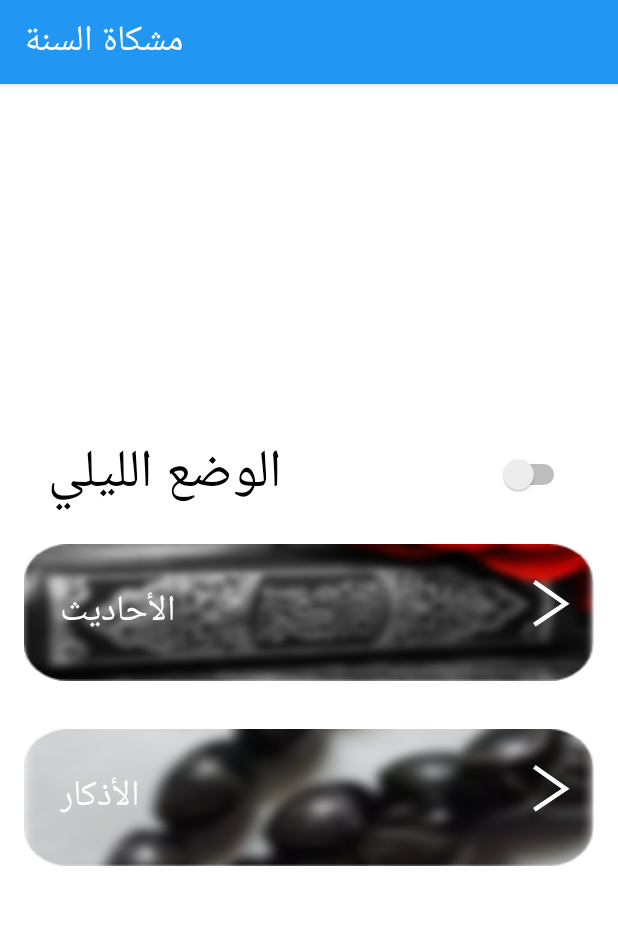
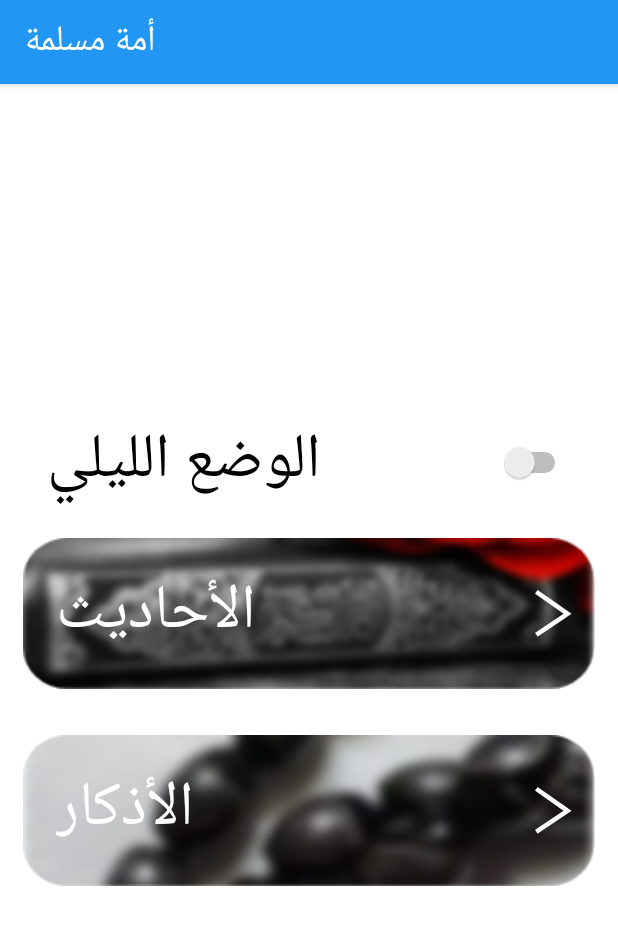
Before and after one commit to AbdoTareq/AzkarMuslim, an Android app: the screen it shows after launch (MainActivity), on a phone screen of 412 x 824 dp. Shown: the top 925 px of the screen. Run offline under Robolectric (Android 15) with nearby library versions, the phone set to English and light mode, and no system bars; our stand-ins replace sdp/ssp sizes.

Commit message:
style: fix font issues to be stable in all screen sizes

```diff
--- a/app/src/main/java/com/omar/abdotareq/meshkat/activities/MainActivity.java
+++ b/app/src/main/java/com/omar/abdotareq/meshkat/activities/MainActivity.java
@@ -1,15 +1,11 @@
 package com.omar.abdotareq.meshkat.activities;
 
-import android.app.AlarmManager;
-import android.app.PendingIntent;
-import android.content.Context;
 import android.content.Intent;
 import android.os.Bundle;
 import android.view.View;
 import android.widget.CompoundButton;
 import android.widget.RelativeLayout;
 import android.widget.Switch;
-import android.widget.Toast;
 
 import androidx.appcompat.app.AppCompatActivity;
 import androidx.appcompat.app.AppCompatDelegate;
--- a/app/src/main/java/com/omar/abdotareq/meshkat/adapters/AhadethListAdapter.java
+++ b/app/src/main/java/com/omar/abdotareq/meshkat/adapters/AhadethListAdapter.java
@@ -7,6 +7,7 @@ import android.view.ViewGroup;
 import android.widget.ArrayAdapter;
 import android.widget.TextView;
 
+import com.omar.abdotareq.meshkat.R;
 import com.omar.abdotareq.meshkat.model.Hadeth;
 
 import java.util.List;
@@ -58,7 +59,7 @@ public class AhadethListAdapter extends ArrayAdapter {
         LayoutInflater layoutInflater = LayoutInflater.from(mContext);
         row = layoutInflater.inflate(mRes, parent, false);
 
-        TextView textView = row.findViewById(android.R.id.text1);
+        TextView textView = row.findViewById(R.id.text1);
 
         textView.setText(mAhadeth.get(position).getTitle());
 
--- a/app/src/main/java/com/omar/abdotareq/meshkat/adapters/AzkarListAdapter.java
+++ b/app/src/main/java/com/omar/abdotareq/meshkat/adapters/AzkarListAdapter.java
@@ -7,6 +7,7 @@ import android.view.ViewGroup;
 import android.widget.ArrayAdapter;
 import android.widget.TextView;
 
+import com.omar.abdotareq.meshkat.R;
 import com.omar.abdotareq.meshkat.model.Zekr;
 
 import java.util.List;
@@ -58,7 +59,7 @@ public class AzkarListAdapter extends ArrayAdapter {
         LayoutInflater layoutInflater = LayoutInflater.from(mContext);
         row = layoutInflater.inflate(mRes, parent, false);
 
-        TextView textView = row.findViewById(android.R.id.text1);
+        TextView textView = row.findViewById(R.id.text1);
 
         textView.setText(mAzkar.get(position).getTitle());
 
--- a/app/src/main/java/com/omar/abdotareq/meshkat/fragments/AhadethListFragment.java
+++ b/app/src/main/java/com/omar/abdotareq/meshkat/fragments/AhadethListFragment.java
@@ -51,7 +51,7 @@ public class AhadethListFragment extends Fragment implements FragmentSearch {
 
         //initialize the hadeth list view
         ahadethListView = view.findViewById(R.id.listView);
-        ahadethListView.setRotationY(180) ;
+        ahadethListView.setRotationY(180);
 
         //initialize all the ahadeth from the databse
         initializeAhadeth();
@@ -61,7 +61,7 @@ public class AhadethListFragment extends Fragment implements FragmentSearch {
         //initialize the adapter
         ahadethAdapter = new AhadethListAdapter(
                 getContext(),
-                android.R.layout.simple_list_item_1,
+                R.layout.hadeth_azkar_list_item,
                 searchedAhadeth);
 
         //set up the adapter with the list view
@@ -119,7 +119,7 @@ public class AhadethListFragment extends Fragment implements FragmentSearch {
     @Override
     public void onSearchTextChange(String text) {
 
-        searchedAhadeth = search(text) ;
+        searchedAhadeth = search(text);
         ahadethAdapter.updateAhadethList(searchedAhadeth);
 
     }
--- a/app/src/main/java/com/omar/abdotareq/meshkat/fragments/AzkarListFragment.java
+++ b/app/src/main/java/com/omar/abdotareq/meshkat/fragments/AzkarListFragment.java
@@ -61,7 +61,7 @@ public class AzkarListFragment extends Fragment implements FragmentSearch {
         // initialize the adapter
         azkarAdapter = new AzkarListAdapter(
                 getContext(),
-                android.R.layout.simple_list_item_1,
+                R.layout.hadeth_azkar_list_item,
                 searchedAzkar);
 
         //set up the adapter with the list view
--- a/app/src/main/res/drawable/card_design.xml
+++ b/app/src/main/res/drawable/card_design.xml
@@ -1,7 +1,7 @@
 <?xml version="1.0" encoding="utf-8"?>
 <shape xmlns:android="http://schemas.android.com/apk/res/android">
 
-    <corners android:radius="32dp" />
+    <corners android:radius="@dimen/large_margin" />
     <solid android:color="#ffffff" />
     <stroke
         android:width="1dp"
--- a/app/src/main/res/layout/activity_main.xml
+++ b/app/src/main/res/layout/activity_main.xml
@@ -11,25 +11,24 @@
         android:layout_width="match_parent"
         android:layout_height="wrap_content"
         android:layout_centerInParent="true"
-        android:layout_marginTop="16dp"
+        android:layout_marginTop="@dimen/small_margin"
         android:orientation="vertical">
 
         <Switch
             android:id="@+id/switchButton"
             android:layout_width="match_parent"
             android:layout_height="wrap_content"
-            android:layout_marginStart="32dp"
-            android:layout_marginEnd="32dp"
+            android:layout_marginStart="@dimen/large_margin"
+            android:layout_marginEnd="@dimen/large_margin"
             android:gravity="end|center"
             android:text="@string/dark"
-            android:textSize="35sp" />
+            android:textSize="@dimen/very_large_font" />
 
         <RelativeLayout
             android:id="@+id/ahadeth"
             android:layout_width="match_parent"
             android:layout_height="wrap_content"
-            android:layout_centerVertical="true"
-            android:layout_margin="16dp"
+            android:layout_margin="@dimen/small_margin"
             android:background="@drawable/ahadeth_background"
             android:clickable="true"
             android:focusable="true">
@@ -40,23 +39,24 @@
                 android:layout_alignParentStart="true"
                 android:layout_alignParentLeft="true"
                 android:layout_centerVertical="true"
-                android:layout_marginStart="8dp"
-                android:layout_marginLeft="8dp"
-                android:padding="16dp"
+                android:layout_marginStart="@dimen/very_small_margin"
+                android:layout_marginLeft="@dimen/very_small_margin"
+                android:padding="@dimen/small_margin"
                 android:text="@string/ahadeth"
                 android:textColor="@android:color/white"
-                android:textSize="24sp" />
+                android:textSize="@dimen/very_large_font" />
 
             <ImageView
                 android:layout_width="wrap_content"
                 android:layout_height="wrap_content"
+                android:layout_centerVertical="true"
                 android:layout_alignParentEnd="true"
                 android:layout_alignParentRight="true"
                 android:layout_centerHorizontal="true"
-                android:layout_marginTop="8dp"
+                android:layout_marginTop="@dimen/very_small_margin"
                 android:checked="false"
                 android:clickable="false"
-                android:padding="16dp"
+                android:padding="@dimen/small_margin"
                 android:src="@drawable/arrow" />
 
         </RelativeLayout>
@@ -65,7 +65,7 @@
             android:id="@+id/azkar"
             android:layout_width="match_parent"
             android:layout_height="wrap_content"
-            android:layout_margin="16dp"
+            android:layout_margin="@dimen/small_margin"
             android:background="@drawable/azkar_background"
             android:clickable="true"
             android:focusable="true">
@@ -76,25 +76,26 @@
                 android:layout_alignParentStart="true"
                 android:layout_alignParentLeft="true"
                 android:layout_centerVertical="true"
-                android:layout_marginStart="8dp"
-                android:layout_marginLeft="8dp"
-                android:padding="16dp"
+                android:layout_marginStart="@dimen/very_small_margin"
+                android:layout_marginLeft="@dimen/very_small_margin"
+                android:padding="@dimen/small_margin"
                 android:text="@string/azkar"
                 android:textColor="@android:color/white"
-                android:textSize="24sp" />
+                android:textSize="@dimen/very_large_font" />
 
             <ImageView
                 android:layout_width="wrap_content"
                 android:layout_height="wrap_content"
                 android:layout_alignParentEnd="true"
                 android:layout_alignParentRight="true"
+                android:layout_centerVertical="true"
                 android:layout_centerHorizontal="true"
-                android:layout_marginStart="8dp"
-                android:layout_marginLeft="8dp"
-                android:layout_marginTop="8dp"
+                android:layout_marginStart="@dimen/very_small_margin"
+                android:layout_marginLeft="@dimen/very_small_margin"
+                android:layout_marginTop="@dimen/very_small_margin"
                 android:checked="false"
                 android:clickable="false"
-                android:padding="16dp"
+                android:padding="@dimen/small_margin"
                 android:src="@drawable/arrow" />
 
         </RelativeLayout>
--- a/app/src/main/res/layout/fragment_list_azkar_hadeth.xml
+++ b/app/src/main/res/layout/fragment_list_azkar_hadeth.xml
@@ -7,7 +7,7 @@
         android:id="@+id/listView"
         android:layout_width="match_parent"
         android:layout_height="wrap_content"
-        android:dividerHeight="5dp"
-        android:padding="5dp" />
+        android:dividerHeight="@dimen/very_small_margin"
+        android:padding="@dimen/very_small_margin" />
 
 </FrameLayout>
--- a/app/src/main/res/layout/search_layout.xml
+++ b/app/src/main/res/layout/search_layout.xml
@@ -9,6 +9,7 @@
         android:layout_height="wrap_content"
         android:id="@+id/txt_search"
         android:inputType="text"
+        android:textSize="@dimen/medium_font"
         android:layout_gravity="start"
         android:gravity="start"/>
 
--- a/app/src/main/res/values/strings.xml
+++ b/app/src/main/res/values/strings.xml
@@ -1,5 +1,5 @@
 <resources>
-    <string name="app_name">مشكاة السنة</string>
+    <string name="app_name">أمة مسلمة</string>
     <string name="ahadeth">الأحاديث</string>
     <string name="forties">الأربعون النووية</string>
     <string name="azkar">الأذكار</string>
--- a/app/src/main/res/values/styles.xml
+++ b/app/src/main/res/values/styles.xml
@@ -28,7 +28,6 @@
     <style name="CustomHeadline3" parent="TextAppearance.MaterialComponents.Headline3" />
 
     <style name="CardViewStyle" parent="Widget.MaterialComponents.CardView">
-        <item name="strokeWidth">1dp</item>
     </style>
 
 </resources>
```
Also changed, not shown: app/build.gradle (+5 -2 lines), app/src/main/res/layout/activity_hadeth.xml (+11 -14 lines), app/src/main/res/layout/fragment_doaa.xml (+21 -20 lines), app/src/main/res/layout/hadeth_azkar_list_item.xml (added, +8 -0 lines), app/src/main/res/values/dimens.xml (added, +48 -0 lines).
